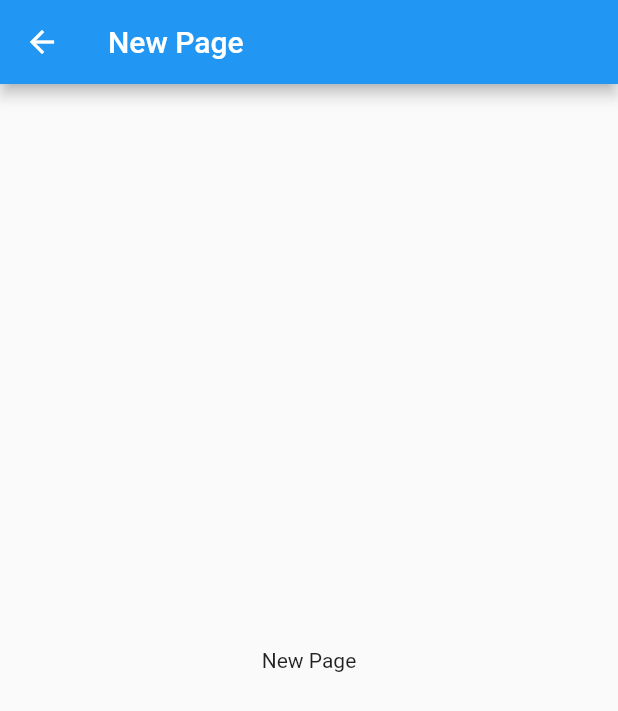
After one commit to ERUSDHARMENDRA/drawer_navigation, a Flutter app: the screen it shows after launch, in the side drawer, after a tap on "Page One", on a phone screen of 412 x 824 dp. The commit adds this screen. Shown: the top 711 px of the screen. Run offline on Flutter 3.47's test engine with Material 2 defaults, Android fonts, the phone set to English and light mode, and no system bars.

Commit message:
"Version 2"

```diff
--- a/lib/main.dart
+++ b/lib/main.dart
@@ -1,3 +1,4 @@
+import 'package:drawer_navigation/newPage.dart';
 import 'package:flutter/cupertino.dart';
 import 'package:flutter/foundation.dart';
 import 'package:flutter/material.dart';
@@ -7,14 +8,17 @@ void main() {
 }
 
 class MyApp extends StatelessWidget {
+
   @override
   Widget build(BuildContext context){
     return MaterialApp(
     debugShowCheckedModeBanner: false,
       theme: ThemeData(
         primarySwatch: Colors.blue,
-      ),
+        primaryColor: defaultTargetPlatform == TargetPlatform.iOS ? Colors.white :null),
       home: HomePage(),
+      // routes: <String, WidgetBuilder>{
+      // "/a" :(BuildContext context) => NewPage("NewPage"),}
     );
   }
 }
@@ -22,11 +26,13 @@ class MyApp extends StatelessWidget {
 
 //HomePage Stateful Widget
 class HomePage extends StatefulWidget {
+
   @override
   _HomePageState createState() => _HomePageState();
 }
 
 class _HomePageState extends State<HomePage> {
+
   @override
   Widget build(BuildContext context) {
     return Scaffold(
@@ -40,17 +46,39 @@ class _HomePageState extends State<HomePage> {
           children: <Widget>[
             UserAccountsDrawerHeader(
                 accountName: Text("Erus008"),
-                accountEmail: Text("Dharmendramehta622@gmail.com")
+                accountEmail: Text("Dharmendramehta622@gmail.com"),
+              currentAccountPicture: CircleAvatar(
+                backgroundColor: Theme.of(context).platform == TargetPlatform.iOS ? Colors.deepPurple:Colors.white,
+                child: Text("E"),
+              ),
+              otherAccountsPictures:<Widget> [
+                CircleAvatar(
+                  backgroundColor: Theme.of(context).platform == TargetPlatform.iOS ? Colors.deepPurple:Colors.white,
+                  child: Text("K"),
+                ),
+              ],
             ),
 
             ListTile(
               title: Text("Page One"),
               trailing: Icon(Icons.arrow_upward_rounded),
+              onTap: ()  {
+                Navigator.of(context).pop();
+                Navigator.of(context).push(MaterialPageRoute(
+                    builder: (BuildContext context) =>
+                        NewPage("Page One")));
+              },
             ),
 
             ListTile(
               title: Text("Page Two"),
               trailing: Icon(Icons.arrow_downward_rounded),
+              onTap: ()  {
+                Navigator.of(context).pop();
+                 Navigator.of(context).push(MaterialPageRoute(
+                  builder: (BuildContext context) =>
+                   NewPage("Page Two")));
+                },
             ),
 
             Divider(),
@@ -58,6 +86,7 @@ class _HomePageState extends State<HomePage> {
             ListTile(
               title: Text("Close"),
               trailing: Icon(Icons.close),
+              onTap: ()=> Navigator.of(context).pop(),
             ),
 
           ],
--- /dev/null
+++ b/lib/newPage.dart
@@ -0,0 +1,19 @@
+import 'package:flutter/material.dart';
+
+class NewPage extends StatelessWidget {
+  final String title;
+
+  NewPage(this.title);
+
+  @override
+  Widget build(BuildContext context) {
+    return Scaffold(
+      appBar: AppBar(
+        title: Text("New Page"),
+      ),
+      body: Center(
+        child: Text("New Page"),
+      ),
+    );
+  }
+}
```
